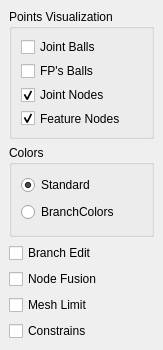
Before: the Qt Designer form skeleton_editing/GUI/skelvisualizationwidget.ui in kekkooo/SkeletonLab, drawn with Qt 5.
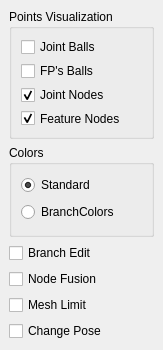
After: the same form once the commit is applied.

What changed in the file:
```diff
--- a/skeleton_editing/GUI/skelvisualizationwidget.ui
+++ b/skeleton_editing/GUI/skelvisualizationwidget.ui
@@ -144,7 +144,7 @@
     <item>
      <widget class="QCheckBox" name="constrainedTranslationCB">
       <property name="text">
-       <string>Constrains</string>
+       <string>Change Pose</string>
       </property>
      </widget>
     </item>
```
